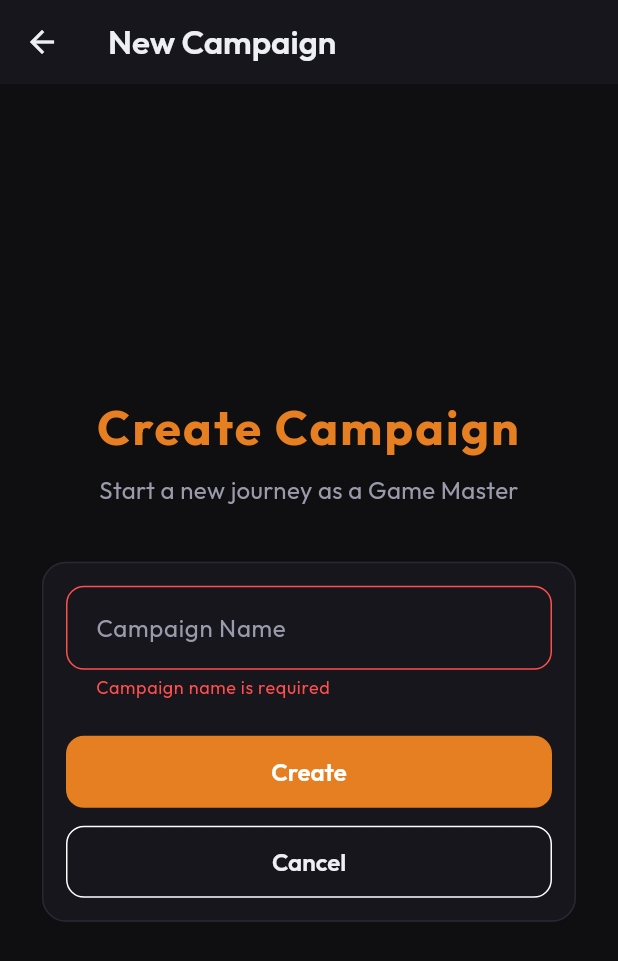
After one commit to egionCode/ilithid.rpg, a Flutter app: the CreateCampaignScreen screen opened by its route, after a tap on "Create", on a phone screen of 412 x 824 dp. The commit adds this screen. Shown: the top 961 px of the screen. Run offline on Flutter 3.47's test engine with Material 3 defaults, Android fonts, the phone set to English and light mode, and no system bars; our stand-ins replace appwrite, equatable, flutter_riverpod, go_router, google_fonts; network calls fail.

Commit message:
feat(campaigns): implement Story 3.1 - create campaign flow

```diff
--- /dev/null
+++ b/lib/features/campaigns/domain/campaign.dart
@@ -0,0 +1,49 @@
+import 'package:appwrite/models.dart' as models;
+import 'package:equatable/equatable.dart';
+
+class Campaign extends Equatable {
+  final String id;
+  final String hexId;
+  final String name;
+  final String gmUserId;
+  final String status;
+  final DateTime createdAt;
+
+  const Campaign({
+    required this.id,
+    required this.hexId,
+    required this.name,
+    required this.gmUserId,
+    required this.status,
+    required this.createdAt,
+  });
+
+  /// Factory constructor to create a Campaign from a database row.
+  factory Campaign.fromRow(models.Row row) {
+    final data = row.data;
+    return Campaign(
+      id: row.$id,
+      hexId: (data['hexId'] as String?) ?? '',
+      name: (data['name'] as String?) ?? '',
+      gmUserId: (data['gmUserId'] as String?) ?? '',
+      status: (data['status'] as String?) ?? 'active',
+      createdAt: data['createdAt'] != null
+          ? DateTime.parse(data['createdAt'] as String)
+          : DateTime.now(),
+    );
+  }
+
+  /// Converts the Campaign instance into a Map for database storage.
+  Map<String, dynamic> toMap() {
+    return {
+      'hexId': hexId,
+      'name': name,
+      'gmUserId': gmUserId,
+      'status': status,
+      'createdAt': createdAt.toIso8601String(),
+    };
+  }
+
+  @override
+  List<Object?> get props => [id, hexId, name, gmUserId, status, createdAt];
+}
--- /dev/null
+++ b/lib/features/campaigns/presentation/providers/campaigns_state.dart
@@ -0,0 +1,68 @@
+import 'package:equatable/equatable.dart';
+import 'package:ilithid/features/campaigns/domain/campaign.dart';
+
+enum CampaignsStatus { initial, loading, success, error }
+
+class CampaignsState extends Equatable {
+  final CampaignsStatus status;
+  final List<Campaign> campaigns;
+  final Campaign? newCampaign;
+  final String? errorMessage;
+
+  const CampaignsState({
+    required this.status,
+    required this.campaigns,
+    this.newCampaign,
+    this.errorMessage,
+  });
+
+  factory CampaignsState.initial() {
+    return const CampaignsState(status: CampaignsStatus.initial, campaigns: []);
+  }
+
+  factory CampaignsState.loading({List<Campaign> currentCampaigns = const []}) {
+    return CampaignsState(
+      status: CampaignsStatus.loading,
+      campaigns: currentCampaigns,
+    );
+  }
+
+  factory CampaignsState.success(
+    List<Campaign> campaigns, {
+    Campaign? newCampaign,
+  }) {
+    return CampaignsState(
+      status: CampaignsStatus.success,
+      campaigns: campaigns,
+      newCampaign: newCampaign,
+    );
+  }
+
+  factory CampaignsState.error(
+    String errorMessage, {
+    List<Campaign> currentCampaigns = const [],
+  }) {
+    return CampaignsState(
+      status: CampaignsStatus.error,
+      campaigns: currentCampaigns,
+      errorMessage: errorMessage,
+    );
+  }
+
+  CampaignsState copyWith({
+    CampaignsStatus? status,
+    List<Campaign>? campaigns,
+    Campaign? newCampaign,
+    String? errorMessage,
+  }) {
+    return CampaignsState(
+      status: status ?? this.status,
+      campaigns: campaigns ?? this.campaigns,
+      newCampaign: newCampaign ?? this.newCampaign,
+      errorMessage: errorMessage ?? this.errorMessage,
+    );
+  }
+
+  @override
+  List<Object?> get props => [status, campaigns, newCampaign, errorMessage];
+}
--- /dev/null
+++ b/lib/features/campaigns/presentation/screens/create_campaign_screen.dart
@@ -0,0 +1,139 @@
+import 'package:flutter/material.dart';
+import 'package:flutter_riverpod/flutter_riverpod.dart';
+import 'package:go_router/go_router.dart';
+import 'package:ilithid/features/campaigns/presentation/providers/campaigns_provider.dart';
+import 'package:ilithid/features/campaigns/presentation/providers/campaigns_state.dart';
+import 'package:ilithid/shared/components/app_button.dart';
+import 'package:ilithid/shared/components/app_card.dart';
+import 'package:ilithid/shared/components/app_text_field.dart';
+import 'package:ilithid/shared/theme/app_colors.dart';
+
+class CreateCampaignScreen extends ConsumerStatefulWidget {
+  const CreateCampaignScreen({super.key});
+
+  @override
+  ConsumerState<CreateCampaignScreen> createState() =>
+      _CreateCampaignScreenState();
+}
+
+class _CreateCampaignScreenState extends ConsumerState<CreateCampaignScreen> {
+  final _formKey = GlobalKey<FormState>();
+  final _nameController = TextEditingController();
+
+  @override
+  void dispose() {
+    _nameController.dispose();
+    super.dispose();
+  }
+
+  void _submit() async {
+    if (!_formKey.currentState!.validate()) return;
+
+    final campaign = await ref
+        .read(campaignsProvider.notifier)
+        .createCampaign(_nameController.text.trim());
+
+    if (campaign != null && mounted) {
+      // Clear the tracking state once we successfully redirect
+      ref.read(campaignsProvider.notifier).clearNewCampaign();
+      context.go('/campaigns/${campaign.hexId}');
+    }
+  }
+
+  @override
+  Widget build(BuildContext context) {
+    final state = ref.watch(campaignsProvider);
+    final isLoading = state.status == CampaignsStatus.loading;
+
+    return Scaffold(
+      appBar: AppBar(
+        title: const Text('New Campaign'),
+        leading: IconButton(
+          icon: const Icon(Icons.arrow_back),
+          onPressed: () => context.go('/'),
+        ),
+      ),
+      body: Center(
+        child: SingleChildScrollView(
+          padding: const EdgeInsets.all(24.0),
+          child: ConstrainedBox(
+            constraints: const BoxConstraints(maxWidth: 450),
+            child: Form(
+              key: _formKey,
+              child: Column(
+                mainAxisAlignment: MainAxisAlignment.center,
+                crossAxisAlignment: CrossAxisAlignment.stretch,
+                children: [
+                  const Text(
+                    'Create Campaign',
+                    textAlign: TextAlign.center,
+                    style: TextStyle(
+                      fontSize: 32,
+                      fontWeight: FontWeight.bold,
+                      color: AppColors.primary,
+                      letterSpacing: 1.5,
+                    ),
+                  ),
+                  const SizedBox(height: 8),
+                  const Text(
+                    'Start a new journey as a Game Master',
+                    textAlign: TextAlign.center,
+                    style: TextStyle(
+                      fontSize: 16,
+                      color: AppColors.textSecondary,
+                    ),
+                  ),
+                  const SizedBox(height: 32),
+                  AppCard(
+                    child: Column(
+                      crossAxisAlignment: CrossAxisAlignment.stretch,
+                      children: [
+                        AppTextField(
+                          controller: _nameController,
+                          labelText: 'Campaign Name',
+                          hintText: 'e.g., Curse of Strahd',
+                          validator: (value) {
+                            if (value == null || value.trim().isEmpty) {
+                              return 'Campaign name is required';
+                            }
+                            if (value.trim().length < 3) {
+                              return 'Name must be at least 3 characters long';
+                            }
+                            return null;
+                          },
+                        ),
+                        if (state.errorMessage != null) ...[
+                          const SizedBox(height: 16),
+                          Text(
+                            state.errorMessage!,
+                            textAlign: TextAlign.center,
+                            style: const TextStyle(
+                              color: AppColors.damage,
+                              fontWeight: FontWeight.w600,
+                            ),
+                          ),
+                        ],
+                        const SizedBox(height: 24),
+                        AppButton(
+                          onPressed: _submit,
+                          isLoading: isLoading,
+                          child: const Text('Create'),
+                        ),
+                        const SizedBox(height: 12),
+                        AppButton(
+                          onPressed: () => context.go('/'),
+                          variant: AppButtonVariant.secondary,
+                          child: const Text('Cancel'),
+                        ),
+                      ],
+                    ),
+                  ),
+                ],
+              ),
+            ),
+          ),
+        ),
+      ),
+    );
+  }
+}
--- a/lib/shared/routing/app_router.dart
+++ b/lib/shared/routing/app_router.dart
@@ -5,6 +5,8 @@ import 'package:ilithid/features/auth/presentation/providers/auth_provider.dart'
 import 'package:ilithid/features/auth/presentation/providers/auth_state.dart';
 import 'package:ilithid/features/auth/presentation/screens/login_screen.dart';
 import 'package:ilithid/features/auth/presentation/screens/register_screen.dart';
+import 'package:ilithid/features/campaigns/presentation/screens/create_campaign_screen.dart';
+import 'package:ilithid/features/dashboard/presentation/screens/campaign_dashboard_screen.dart';
 import 'package:ilithid/shared/components/app_button.dart';
 
 final routerProvider = Provider<GoRouter>((ref) {
@@ -49,6 +51,17 @@ final routerProvider = Provider<GoRouter>((ref) {
         builder: (context, state) => const RegisterScreen(),
       ),
       GoRoute(path: '/', builder: (context, state) => const HomeScreen()),
+      GoRoute(
+        path: '/campaigns/new',
+        builder: (context, state) => const CreateCampaignScreen(),
+      ),
+      GoRoute(
+        path: '/campaigns/:hexId',
+        builder: (context, state) {
+          final hexId = state.pathParameters['hexId'] ?? '';
+          return CampaignDashboardScreen(hexId: hexId);
+        },
+      ),
     ],
   );
 });
@@ -89,6 +102,11 @@ class HomeScreen extends ConsumerWidget {
               ),
               const SizedBox(height: 32),
               AppButton(
+                onPressed: () => context.go('/campaigns/new'),
+                child: const Text('Create Campaign'),
+              ),
+              const SizedBox(height: 16),
+              AppButton(
                 onPressed: () {
                   ref.read<AuthNotifier>(authProvider.notifier).logout();
                 },
--- a/lib/shared/services/appwrite_service.dart
+++ b/lib/shared/services/appwrite_service.dart
@@ -24,6 +24,16 @@ const String appwriteProfilesTableId = String.fromEnvironment(
   defaultValue: 'profiles',
 );
 
+const String appwriteCampaignsTableId = String.fromEnvironment(
+  'APPWRITE_CAMPAIGNS_TABLE_ID',
+  defaultValue: 'campaigns',
+);
+
+const String appwriteCampaignMembersTableId = String.fromEnvironment(
+  'APPWRITE_CAMPAIGN_MEMBERS_TABLE_ID',
+  defaultValue: 'campaign_members',
+);
+
 class AppwriteService {
   /// Initializes the client (configurations are baked in from environment variables).
   static Future<void> initialize() async {
```
Also changed, not shown: lib/features/campaigns/domain/campaign_member.dart (added, +56 -0 lines), lib/features/campaigns/presentation/providers/campaigns_provider.dart (added, +106 -0 lines), lib/features/dashboard/presentation/screens/campaign_dashboard_screen.dart (added, +104 -0 lines), 1 other file.
